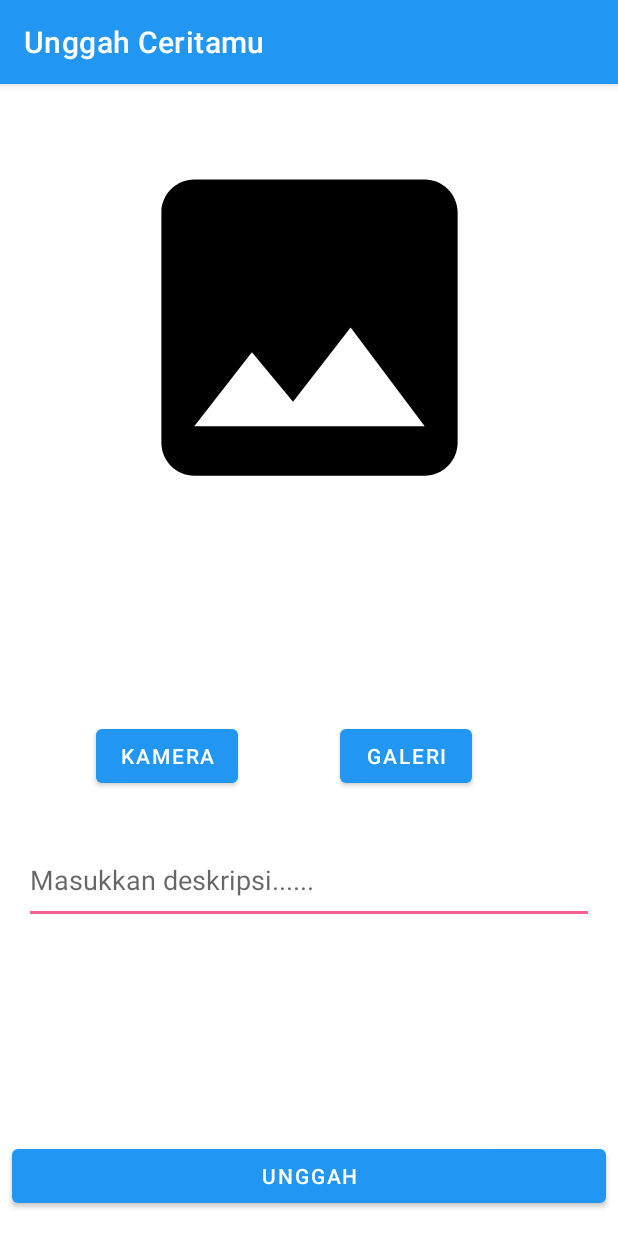
After one commit to IchsanAlfian/Story-Apps, an Android app: the AddStoryActivity screen opened directly, with no data from a screen before it, on a phone screen of 412 x 824 dp. The commit adds this screen. Run offline under Robolectric (Android 15) with nearby library versions, the phone set to English and light mode, and no system bars.

Commit message:
checkpoint add camera action

```diff
--- a/app/src/main/AndroidManifest.xml
+++ b/app/src/main/AndroidManifest.xml
@@ -3,6 +3,7 @@
     xmlns:tools="http://schemas.android.com/tools">
 
     <uses-permission android:name="android.permission.INTERNET" />
+    <uses-permission android:name="android.permission.CAMERA" />
 
     <application
         android:allowBackup="true"
@@ -13,6 +14,9 @@
         android:supportsRtl="true"
         android:theme="@style/Theme.MyStoryApp"
         tools:targetApi="31">
+        <activity
+            android:name=".ui.addStory.AddStoryActivity"
+            android:exported="false" />
         <activity
             android:name=".ui.detailStory.DetailStoryActivity"
             android:exported="false" />
--- /dev/null
+++ b/app/src/main/java/com/ichsanalfian/mystoryapp/ui/addStory/AddStoryActivity.kt
@@ -0,0 +1,82 @@
+package com.ichsanalfian.mystoryapp.ui.addStory
+
+import android.Manifest
+import android.content.Intent
+import android.content.pm.PackageManager
+import android.graphics.Bitmap
+import androidx.appcompat.app.AppCompatActivity
+import android.os.Bundle
+import android.provider.MediaStore
+import android.widget.Toast
+import androidx.activity.result.contract.ActivityResultContracts
+import androidx.core.app.ActivityCompat
+import androidx.core.content.ContextCompat
+import androidx.recyclerview.widget.DividerItemDecoration
+import androidx.recyclerview.widget.LinearLayoutManager
+import com.ichsanalfian.mystoryapp.R
+import com.ichsanalfian.mystoryapp.databinding.ActivityAddStoryBinding
+import com.ichsanalfian.mystoryapp.databinding.ActivityStoryBinding
+
+class AddStoryActivity : AppCompatActivity() {
+    private lateinit var binding: ActivityAddStoryBinding
+    companion object {
+        private val REQUIRED_PERMISSIONS = arrayOf(Manifest.permission.CAMERA)
+        private const val REQUEST_CODE_PERMISSIONS = 10
+    }
+    override fun onCreate(savedInstanceState: Bundle?) {
+        super.onCreate(savedInstanceState)
+        setupView()
+        requestPermission()
+
+        binding.cameraButton.setOnClickListener { startTakePhoto() }
+
+    }
+
+    private fun setupView() {
+        supportActionBar?.title = "Unggah Ceritamu"
+        binding = ActivityAddStoryBinding.inflate(layoutInflater)
+        setContentView(binding.root)
+    }
+    private fun allPermissionsGranted() = REQUIRED_PERMISSIONS.all {
+        ContextCompat.checkSelfPermission(baseContext, it) == PackageManager.PERMISSION_GRANTED
+    }
+    override fun onRequestPermissionsResult(
+        requestCode: Int,
+        permissions: Array<String>,
+        grantResults: IntArray
+    ) {
+        super.onRequestPermissionsResult(requestCode, permissions, grantResults)
+        if (requestCode == REQUEST_CODE_PERMISSIONS) {
+            if (!allPermissionsGranted()) {
+                Toast.makeText(
+                    this,
+                    "Tidak mendapatkan permission.",
+                    Toast.LENGTH_SHORT
+                ).show()
+                finish()
+            }
+        }
+    }
+    private fun requestPermission(){
+        if (!allPermissionsGranted()) {
+            ActivityCompat.requestPermissions(
+                this,
+                REQUIRED_PERMISSIONS,
+                REQUEST_CODE_PERMISSIONS
+            )
+        }
+    }
+    private val launcherIntentCamera = registerForActivityResult(
+        ActivityResultContracts.StartActivityForResult()
+    ) {
+        if (it.resultCode == RESULT_OK) {
+            val imageBitmap = it.data?.extras?.get("data") as Bitmap
+            binding.previewImageView.setImageBitmap(imageBitmap)
+        }
+    }
+    private fun startTakePhoto() {
+        val intent = Intent(MediaStore.ACTION_IMAGE_CAPTURE)
+        launcherIntentCamera.launch(intent)
+    }
+
+}
--- /dev/null
+++ b/app/src/main/res/drawable/ic_place_holder.xml
@@ -0,0 +1,5 @@
+<vector android:height="24dp" android:tint="#000"
+    android:viewportHeight="24" android:viewportWidth="24"
+    android:width="24dp" xmlns:android="http://schemas.android.com/apk/res/android">
+    <path android:fillColor="@android:color/white" android:pathData="M21,19V5c0,-1.1 -0.9,-2 -2,-2H5c-1.1,0 -2,0.9 -2,2v14c0,1.1 0.9,2 2,2h14c1.1,0 2,-0.9 2,-2zM8.5,13.5l2.5,3.01L14.5,12l4.5,6H5l3.5,-4.5z"/>
+</vector>
--- /dev/null
+++ b/app/src/main/res/drawable/logout_icon.xml
@@ -0,0 +1,5 @@
+<vector android:autoMirrored="true" android:height="24dp"
+    android:tint="#FFFFFF" android:viewportHeight="24"
+    android:viewportWidth="24" android:width="24dp" xmlns:android="http://schemas.android.com/apk/res/android">
+    <path android:fillColor="@android:color/white" android:pathData="M17,7l-1.41,1.41L18.17,11H8v2h10.17l-2.58,2.58L17,17l5,-5zM4,5h8V3H4c-1.1,0 -2,0.9 -2,2v14c0,1.1 0.9,2 2,2h8v-2H4V5z"/>
+</vector>
--- /dev/null
+++ b/app/src/main/res/layout/activity_add_story.xml
@@ -0,0 +1,73 @@
+<?xml version="1.0" encoding="utf-8"?>
+<androidx.constraintlayout.widget.ConstraintLayout xmlns:android="http://schemas.android.com/apk/res/android"
+    xmlns:app="http://schemas.android.com/apk/res-auto"
+    xmlns:tools="http://schemas.android.com/tools"
+    android:layout_width="match_parent"
+    android:layout_height="match_parent"
+    tools:context=".ui.addStory.AddStoryActivity">
+
+    <ImageView
+        android:id="@+id/previewImageView"
+        android:layout_width="263dp"
+        android:layout_height="274dp"
+        android:layout_marginStart="8dp"
+        android:layout_marginTop="8dp"
+        android:layout_marginEnd="8dp"
+        android:layout_marginBottom="8dp"
+        app:layout_constraintBottom_toTopOf="@+id/cameraButton"
+        app:layout_constraintEnd_toEndOf="parent"
+        app:layout_constraintStart_toStartOf="parent"
+        app:layout_constraintTop_toTopOf="parent"
+        app:layout_constraintVertical_bias="0.127"
+        app:srcCompat="@drawable/ic_place_holder" />
+
+    <Button
+        android:id="@+id/cameraButton"
+        android:layout_width="0dp"
+        android:layout_height="wrap_content"
+        android:layout_marginStart="64dp"
+        android:layout_marginBottom="232dp"
+        android:text="@string/camera"
+        app:layout_constraintBottom_toTopOf="@+id/uploadButton"
+        app:layout_constraintStart_toStartOf="parent" />
+
+    <Button
+        android:id="@+id/galleryButton"
+        android:layout_width="0dp"
+        android:layout_height="wrap_content"
+        android:layout_marginStart="68dp"
+
+        android:text="@string/gallery"
+        app:layout_constraintStart_toEndOf="@+id/cameraButton"
+        app:layout_constraintTop_toTopOf="@+id/cameraButton" />
+
+    <Button
+        android:id="@+id/uploadButton"
+        android:layout_width="0dp"
+        android:layout_height="wrap_content"
+        android:layout_marginStart="8dp"
+        android:layout_marginEnd="8dp"
+        android:layout_marginBottom="16dp"
+        android:text="@string/upload"
+        app:layout_constraintBottom_toBottomOf="parent"
+        app:layout_constraintEnd_toEndOf="parent"
+        app:layout_constraintHorizontal_bias="0.0"
+        app:layout_constraintStart_toStartOf="parent" />
+
+    <EditText
+        android:id="@+id/descriptionEditText"
+        android:layout_width="0dp"
+        android:layout_height="wrap_content"
+        android:layout_marginStart="16dp"
+        android:layout_marginEnd="16dp"
+        android:layout_marginBottom="168dp"
+        android:hint="@string/description_hint"
+        android:minHeight="58dp"
+        app:layout_constraintBottom_toBottomOf="parent"
+        app:layout_constraintEnd_toEndOf="parent"
+        app:layout_constraintHorizontal_bias="0.0"
+        app:layout_constraintStart_toStartOf="parent"
+        app:layout_constraintTop_toBottomOf="@+id/galleryButton"
+        app:layout_constraintVertical_bias="0.428" />
+
+</androidx.constraintlayout.widget.ConstraintLayout>
--- a/app/src/main/res/values/strings.xml
+++ b/app/src/main/res/values/strings.xml
@@ -10,9 +10,13 @@
     <string name="message_login_page">Silahkan masukkan data ini</string>
     <string name="title_login_page">Sudah siap untuk membagikan cerita seru?</string>
     <string name="name">Nama</string>
-
     <string name="message_main_page">Selamat Belajar di Dicoding.</string>
     <string name="greeting">Halo %1$s,</string>
     <string name="logout">Keluar</string>
+    <string name="Add_Story">Tambah Cerita</string>
+    <string name="upload">Unggah</string>
+    <string name="camera">Kamera</string>
+    <string name="gallery">Galeri</string>
+    <string name="description_hint">Masukkan deskripsi......</string>
 
 </resources>
```
Also changed, not shown: app/src/main/java/com/ichsanalfian/mystoryapp/api/ApiService.kt (+10 -0 lines), app/src/main/java/com/ichsanalfian/mystoryapp/response/AddStoryResponse.kt (added, +12 -0 lines), app/src/main/java/com/ichsanalfian/mystoryapp/ui/story/StoryActivity.kt (+22 -0 lines), app/src/main/java/com/ichsanalfian/mystoryapp/utils/Utils.kt (added, +20 -0 lines), app/src/main/res/drawable/ic_post_add.xml (added, +9 -0 lines), app/src/main/res/menu/menu_story.xml (added, +14 -0 lines).
